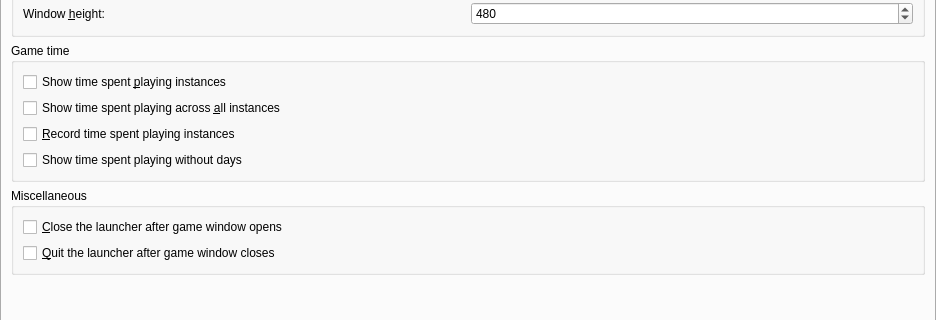
Before: the Qt Designer form launcher/ui/pages/global/MinecraftPage.ui in FreesmTeam/FreesmLauncher, drawn with Qt 5; both pictures show x 0 to 936 and y 117 to 437 of the 936 by 541 pixel window.
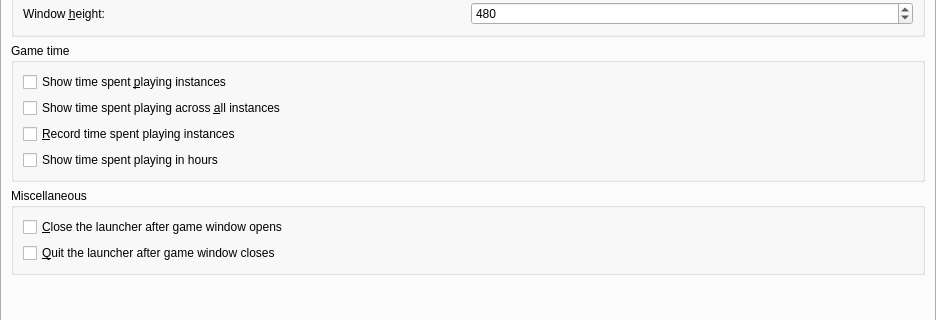
After: the same form once the commit is applied.

What changed in the file:
```diff
--- a/launcher/ui/pages/global/MinecraftPage.ui
+++ b/launcher/ui/pages/global/MinecraftPage.ui
@@ -141,7 +141,7 @@
            <item>
            <widget class="QCheckBox" name="showGameTimeWithoutDays">
             <property name="text">
-             <string>Show time spent playing without days</string>
+             <string>Show time spent playing in hours</string>
             </property>
            </widget>
           </item>
```
